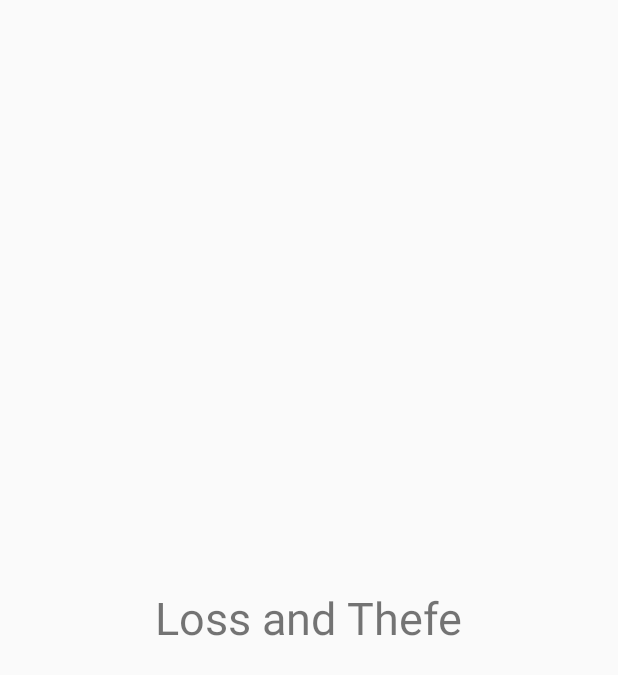
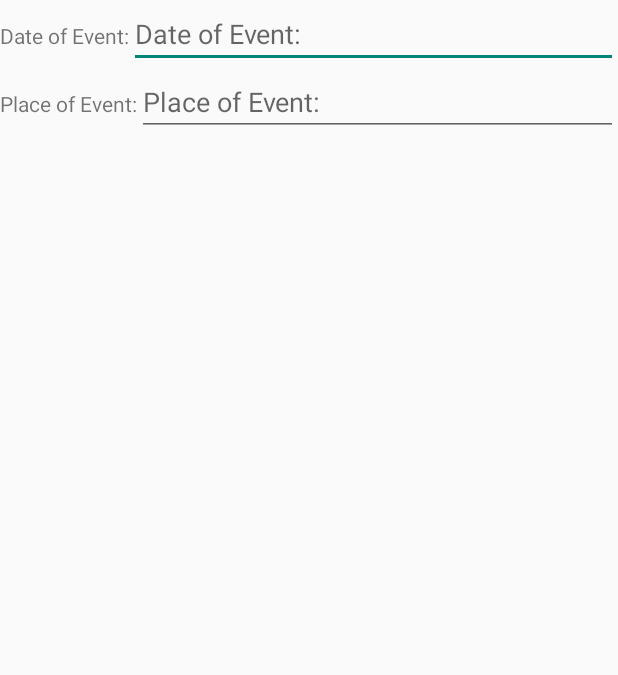
Before and after one commit to TeodoraFilipova/GetMyDriverCardApplication, an Android app: the layout fragment_loss_theft.xml on its own in the app's theme, with its tools: preview values and no code run, on a phone screen of 412 x 824 dp. Shown: the top 675 px of the screen. Run offline under Robolectric (Android 15) with nearby library versions, the phone set to English and light mode, and no system bars.

Commit message:
loss/theft fragment layout

```diff
--- a/Android/app/src/main/res/layout/fragment_loss_theft.xml
+++ b/Android/app/src/main/res/layout/fragment_loss_theft.xml
@@ -4,13 +4,47 @@
     android:layout_width="match_parent"
     android:layout_height="match_parent">
 
-    <!-- TODO: Update blank fragment layout -->
-    <TextView
-        android:layout_width="wrap_content"
+    <LinearLayout
+        android:id="@+id/layout_date_of_event"
+        android:layout_width="match_parent"
         android:layout_height="wrap_content"
-        android:text="Loss and Thefe"
-        android:layout_centerInParent="true"
-        android:textSize="30dp"
-        />
+        android:orientation="horizontal">
+
+        <TextView
+            android:id="@+id/tv_date_of_event"
+            android:layout_width="wrap_content"
+            android:layout_height="wrap_content"
+            android:text="@string/date_of_event" />
+
+        <EditText
+            android:id="@+id/et_date_of_event"
+            android:layout_width="match_parent"
+            android:layout_height="wrap_content"
+            android:hint="@string/date_of_event"
+            android:inputType="date" />
+    </LinearLayout>
+
+
+    <LinearLayout
+        android:id="@+id/layout_place_of_event"
+        android:layout_width="match_parent"
+        android:layout_height="wrap_content"
+        android:layout_below="@+id/layout_date_of_event"
+        android:orientation="horizontal">
+
+        <TextView
+            android:id="@+id/tv_place_of_event"
+            android:layout_width="wrap_content"
+            android:layout_height="wrap_content"
+            android:text="@string/place_of_event" />
+
+        <EditText
+            android:id="@+id/et_place_of_event"
+            android:layout_width="match_parent"
+            android:layout_height="wrap_content"
+            android:hint="@string/place_of_event"
+            android:inputType="text" />
+    </LinearLayout>
+
 
 </RelativeLayout>
--- a/Android/app/src/main/res/values/strings.xml
+++ b/Android/app/src/main/res/values/strings.xml
@@ -50,6 +50,8 @@
     <string name="phone_number">Phone Number:</string>
     <string name="email">Email:</string>
     <string name="new_address">New Address:</string>
+    <string name="date_of_event">Date of Event:</string>
+    <string name="place_of_event">Place of Event:</string>
 
 
 </resources>
```
